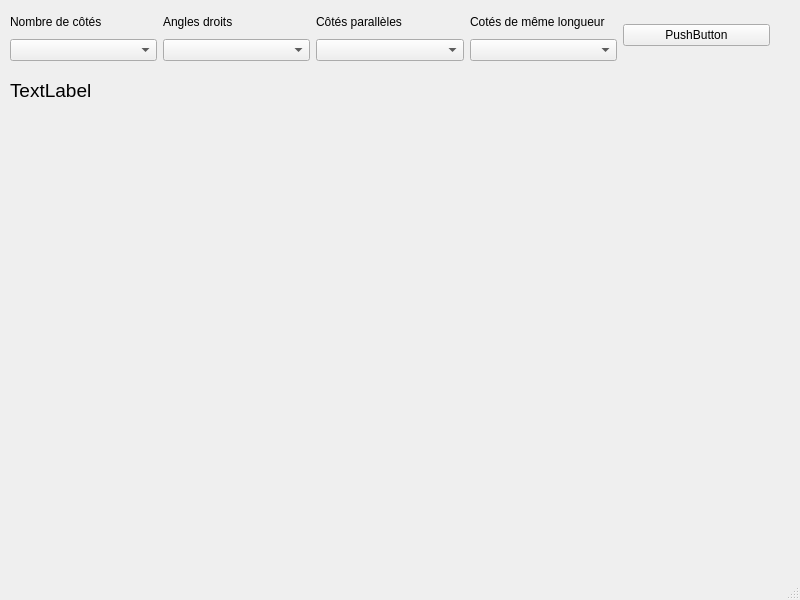
Above: src/gui/mainwindow.ui from 0b11stan/polygonial before the change. Below: the same form after it.
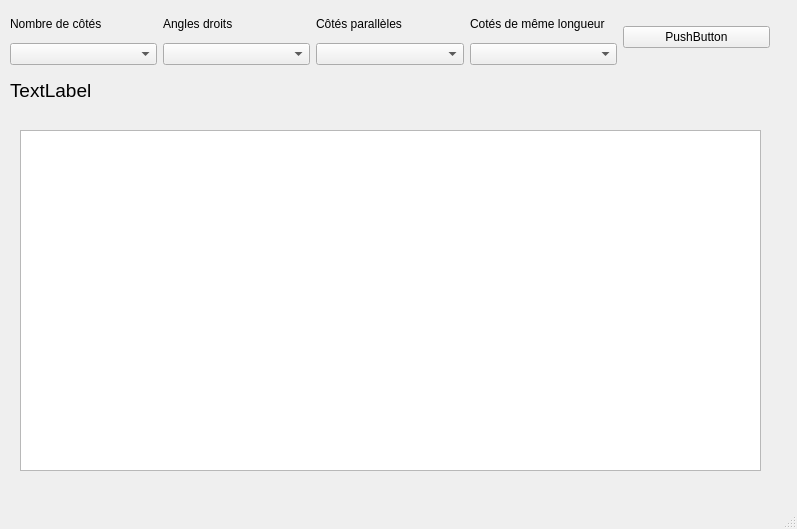
That is the form after the change.

What changed in the file:
```diff
--- a/src/gui/mainwindow.ui
+++ b/src/gui/mainwindow.ui
@@ -6,8 +6,8 @@
    <rect>
     <x>0</x>
     <y>0</y>
-    <width>800</width>
-    <height>600</height>
+    <width>797</width>
+    <height>529</height>
    </rect>
   </property>
   <property name="windowTitle">
@@ -20,7 +20,7 @@
       <x>10</x>
       <y>10</y>
       <width>760</width>
-      <height>51</height>
+      <height>55</height>
      </rect>
     </property>
     <layout class="QHBoxLayout" name="horizontalLayout_2">
@@ -98,7 +98,7 @@
      <rect>
       <x>10</x>
       <y>60</y>
-      <width>251</width>
+      <width>761</width>
       <height>61</height>
      </rect>
     </property>
@@ -111,6 +111,19 @@
      <string>TextLabel</string>
     </property>
    </widget>
+   <widget class="QPlainTextEdit" name="plainTextEdit">
+    <property name="geometry">
+     <rect>
+      <x>20</x>
+      <y>130</y>
+      <width>741</width>
+      <height>341</height>
+     </rect>
+    </property>
+    <property name="readOnly">
+     <bool>true</bool>
+    </property>
+   </widget>
   </widget>
   <widget class="QMenuBar" name="menubar">
    <property name="geometry">
```
Left out of the diff: 4 changed lines with no effect on the pictures.
